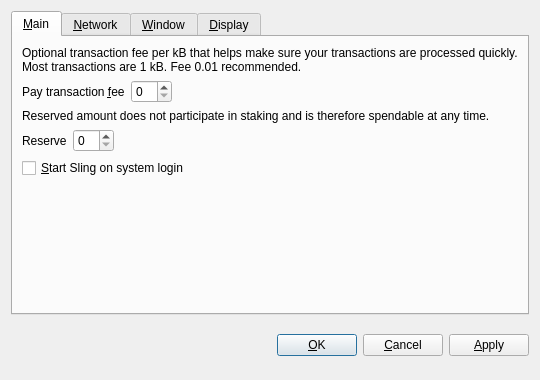
slingcoin/sling, file src/qt/forms/optionsdialog.ui: the form before one commit.
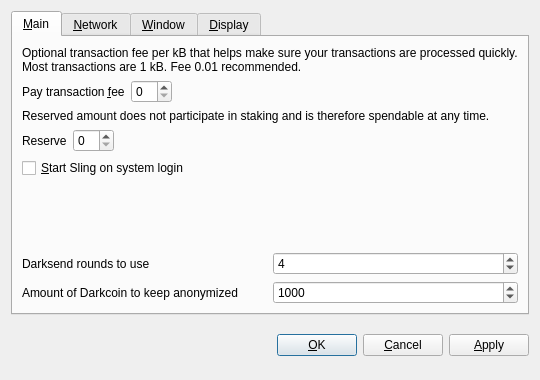
The form after the commit. Custom widgets are drawn as their Qt base class.

Diff of the .ui file:
```diff
--- a/src/qt/forms/optionsdialog.ui
+++ b/src/qt/forms/optionsdialog.ui
@@ -145,6 +145,75 @@
          </property>
         </spacer>
        </item>
+       <item>
+        <layout class="QHBoxLayout" name="horizontalLayout_2_Main">
+         <item>
+          <widget class="QLabel" name="label">
+           <property name="toolTip">
+            <string>&lt;html&gt;&lt;head/&gt;&lt;body&gt;&lt;p&gt;This setting determines the amount of individual masternodes that an input will be anonymized through. More rounds of anonymization gives a higher degree of privacy, but also costs more in fees.&lt;/p&gt;&lt;/body&gt;&lt;/html&gt;</string>
+           </property>
+           <property name="text">
+            <string>Darksend rounds to use</string>
+           </property>
+          </widget>
+         </item>
+         <item>
+          <widget class="QSpinBox" name="darksendRounds">
+           <property name="minimum">
+            <number>2</number>
+           </property>
+           <property name="maximum">
+            <number>16</number>
+           </property>
+           <property name="value">
+            <number>4</number>
+           </property>
+          </widget>
+         </item>
+        </layout>
+       </item>
+       <item>
+        <layout class="QHBoxLayout" name="horizontalLayout">
+         <item>
+          <widget class="QLabel" name="label_2">
+           <property name="toolTip">
+            <string notr="true">&lt;html&gt;&lt;head/&gt;&lt;body&gt;&lt;p&gt;This amount acts as a threshold to turn off Darksend once it's reached. &lt;/p&gt;&lt;/body&gt;&lt;/html&gt;</string>
+           </property>
+           <property name="statusTip">
+            <string notr="true"/>
+           </property>
+           <property name="whatsThis">
+            <string notr="true"/>
+           </property>
+           <property name="accessibleName">
+            <string notr="true"/>
+           </property>
+           <property name="accessibleDescription">
+            <string notr="true"/>
+           </property>
+           <property name="text">
+            <string>Amount of Darkcoin to keep anonymized</string>
+           </property>
+          </widget>
+         </item>
+         <item>
+          <widget class="QSpinBox" name="anonymizeDarkcoin">
+           <property name="minimum">
+            <number>2</number>
+           </property>
+           <property name="maximum">
+            <number>2000</number>
+           </property>
+           <property name="singleStep">
+            <number>10</number>
+           </property>
+           <property name="value">
+            <number>1000</number>
+           </property>
+          </widget>
+         </item>
+        </layout>
+       </item>
       </layout>
      </widget>
      <widget class="QWidget" name="tabNetwork">
```
